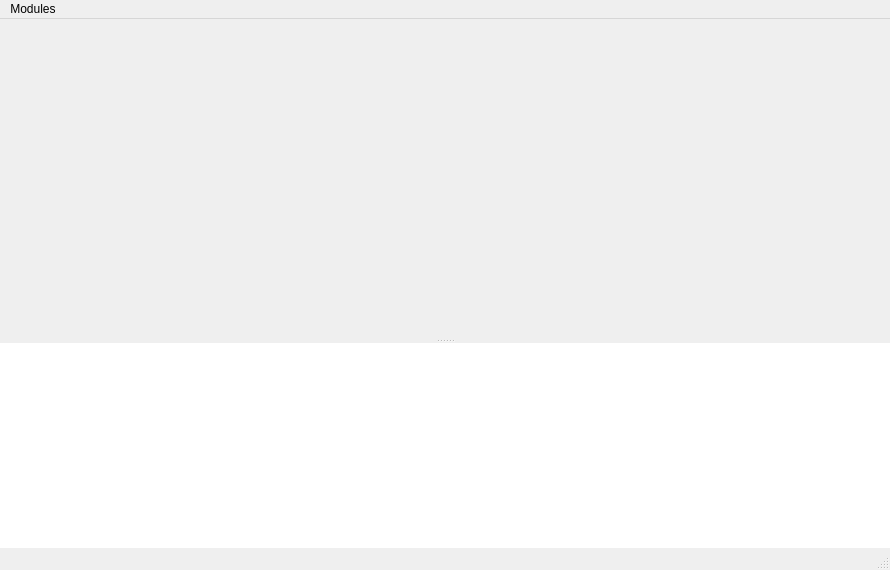
The window that crispy/resources/gui/uis/main.ui (mretegan/crispy) describes before a commit, drawn with Qt 5.
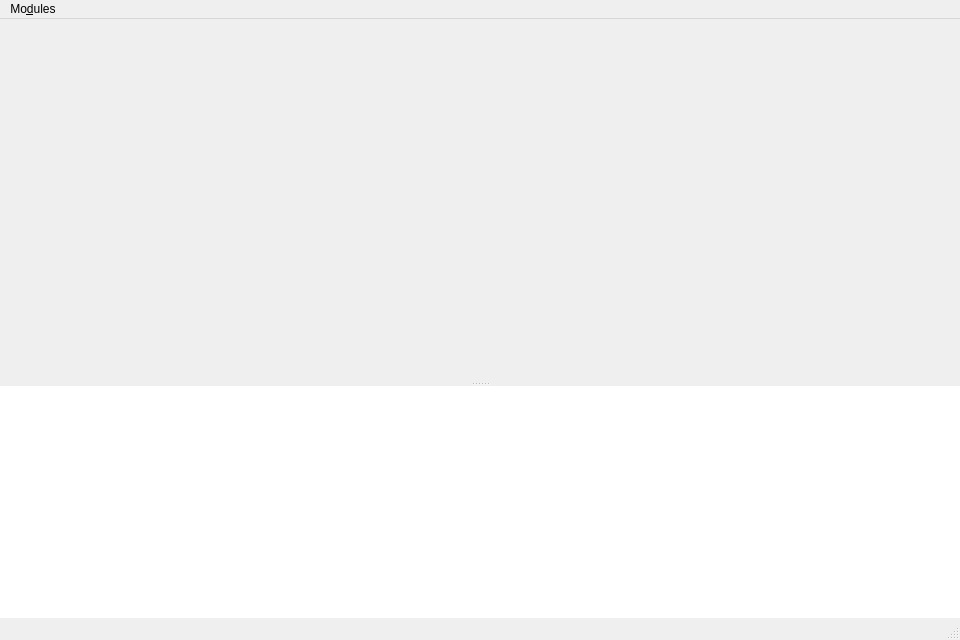
The same window after the commit. Custom widgets are drawn as their Qt base class.

The edit to the form file:
```diff
--- a/crispy/resources/gui/uis/main.ui
+++ b/crispy/resources/gui/uis/main.ui
@@ -6,8 +6,8 @@
    <rect>
     <x>0</x>
     <y>0</y>
-    <width>890</width>
-    <height>570</height>
+    <width>960</width>
+    <height>640</height>
    </rect>
   </property>
   <property name="windowTitle">
@@ -92,13 +92,13 @@
     <rect>
      <x>0</x>
      <y>0</y>
-     <width>890</width>
+     <width>960</width>
      <height>22</height>
     </rect>
    </property>
    <widget class="QMenu" name="menuModules">
     <property name="title">
-     <string>Modules</string>
+     <string>Mo&amp;dules</string>
     </property>
     <widget class="QMenu" name="menuModulesQuanty">
      <property name="title">
```
Left out of the diff: 4 changed lines with no effect on the pictures.
